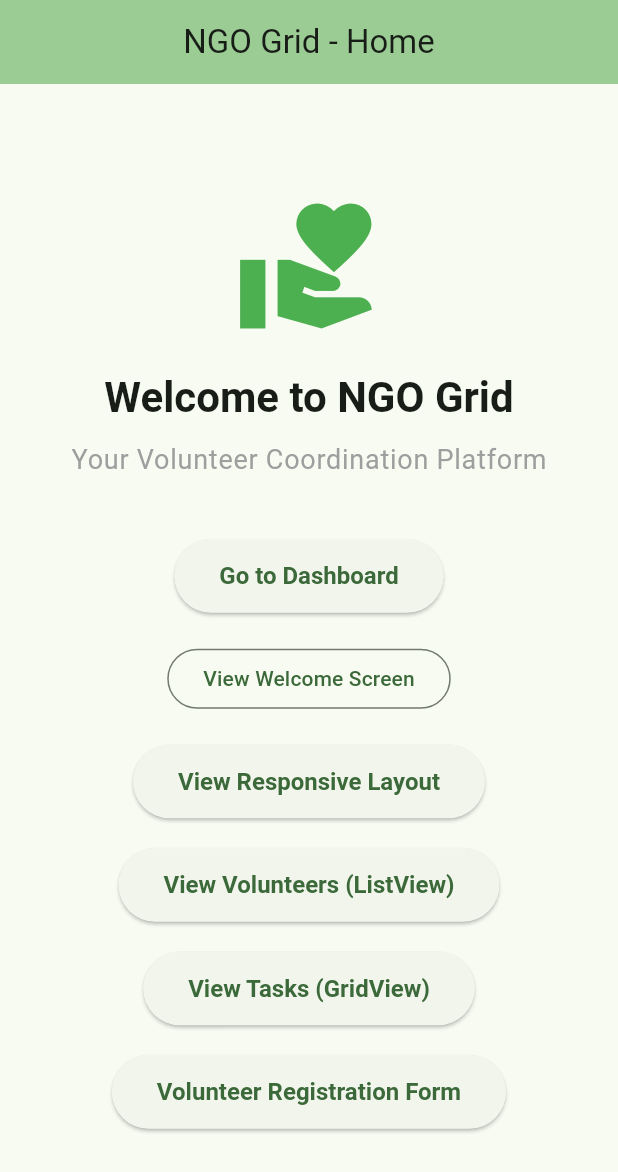
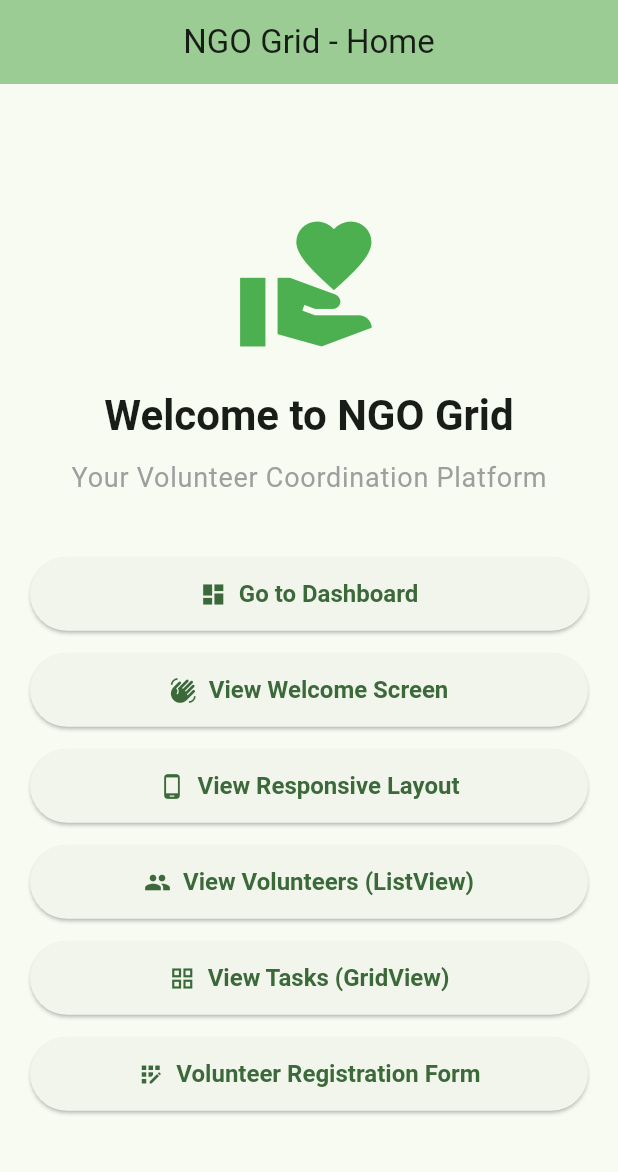
Before and after one commit to kalviumcommunity/S75-0226-NGOGrid-Flutter-FireBase-GoogleCloud, a Flutter app: the screen it shows after launch, on a phone screen of 412 x 824 dp. Shown: the top 1172 px of the screen. Run offline on Flutter 3.47's test engine with Material 3 defaults, Android fonts, the phone set to English and light mode, and no system bars; our stand-ins replace firebase_core; accounts and stored records are empty.

Commit message:
feat: replaced navigation buttons with reusable CustomNavButton (3.22)

```diff
--- a/ngo_grid_app/lib/screens/home_screen.dart
+++ b/ngo_grid_app/lib/screens/home_screen.dart
@@ -1,4 +1,5 @@
 import 'package:flutter/material.dart';
+import '../widgets/custom_nav_button.dart';
 
 class HomeScreen extends StatelessWidget {
   const HomeScreen({super.key});
@@ -37,62 +38,50 @@ class HomeScreen extends StatelessWidget {
 
               const SizedBox(height: 40),
 
-              // 🔹 Dashboard
-              ElevatedButton(
-                onPressed: () {
-                  Navigator.pushNamed(context, '/dashboard');
-                },
-                child: const Text('Go to Dashboard'),
+              CustomNavButton(
+                title: 'Go to Dashboard',
+                routeName: '/dashboard',
+                icon: Icons.dashboard,
               ),
 
-              const SizedBox(height: 20),
+              const SizedBox(height: 15),
 
-              // 🔹 Welcome
-              OutlinedButton(
-                onPressed: () {
-                  Navigator.pushNamed(context, '/welcome');
-                },
-                child: const Text('View Welcome Screen'),
+              CustomNavButton(
+                title: 'View Welcome Screen',
+                routeName: '/welcome',
+                icon: Icons.waving_hand,
               ),
 
-              const SizedBox(height: 20),
+              const SizedBox(height: 15),
 
-              // 🔹 Responsive Layout
-              ElevatedButton(
-                onPressed: () {
-                  Navigator.pushNamed(context, '/responsive');
-                },
-                child: const Text('View Responsive Layout'),
+              CustomNavButton(
+                title: 'View Responsive Layout',
+                routeName: '/responsive',
+                icon: Icons.phone_android,
               ),
 
-              const SizedBox(height: 20),
+              const SizedBox(height: 15),
 
-              // 🔥 3.18 – ListView
-              ElevatedButton(
-                onPressed: () {
-                  Navigator.pushNamed(context, '/volunteers');
-                },
-                child: const Text('View Volunteers (ListView)'),
+              CustomNavButton(
+                title: 'View Volunteers (ListView)',
+                routeName: '/volunteers',
+                icon: Icons.people,
               ),
 
-              const SizedBox(height: 20),
+              const SizedBox(height: 15),
 
-              // 🔥 3.18 – GridView
-              ElevatedButton(
-                onPressed: () {
-                  Navigator.pushNamed(context, '/tasks');
-                },
-                child: const Text('View Tasks (GridView)'),
+              CustomNavButton(
+                title: 'View Tasks (GridView)',
+                routeName: '/tasks',
+                icon: Icons.grid_view,
               ),
 
-              const SizedBox(height: 20),
+              const SizedBox(height: 15),
 
-              // 🔥 3.20 – Form
-              ElevatedButton(
-                onPressed: () {
-                  Navigator.pushNamed(context, '/form');
-                },
-                child: const Text('Volunteer Registration Form'),
+              CustomNavButton(
+                title: 'Volunteer Registration Form',
+                routeName: '/form',
+                icon: Icons.app_registration,
               ),
             ],
           ),
--- a/ngo_grid_app/lib/screens/state_management_demo.dart
+++ b/ngo_grid_app/lib/screens/state_management_demo.dart
@@ -4,6 +4,7 @@ class StateManagementDemo extends StatefulWidget {
   const StateManagementDemo({super.key});
 
   @override
+  // ignore: library_private_types_in_public_api
   _StateManagementDemoState createState() => _StateManagementDemoState();
 }
 
--- /dev/null
+++ b/ngo_grid_app/lib/widgets/custom_nav_button.dart
@@ -0,0 +1,28 @@
+import 'package:flutter/material.dart';
+
+class CustomNavButton extends StatelessWidget {
+  final String title;
+  final String routeName;
+  final IconData? icon;
+
+  const CustomNavButton({
+    super.key,
+    required this.title,
+    required this.routeName,
+    this.icon,
+  });
+
+  @override
+  Widget build(BuildContext context) {
+    return SizedBox(
+      width: double.infinity,
+      child: ElevatedButton.icon(
+        onPressed: () {
+          Navigator.pushNamed(context, routeName);
+        },
+        icon: Icon(icon ?? Icons.arrow_forward),
+        label: Text(title),
+      ),
+    );
+  }
+}
```
